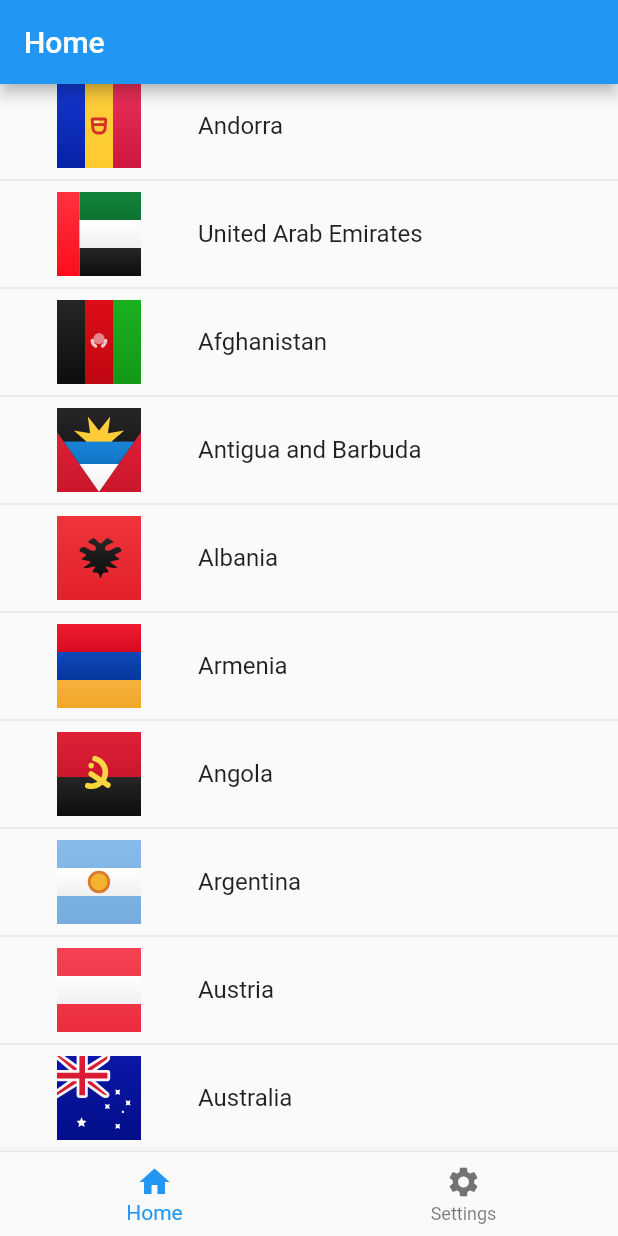
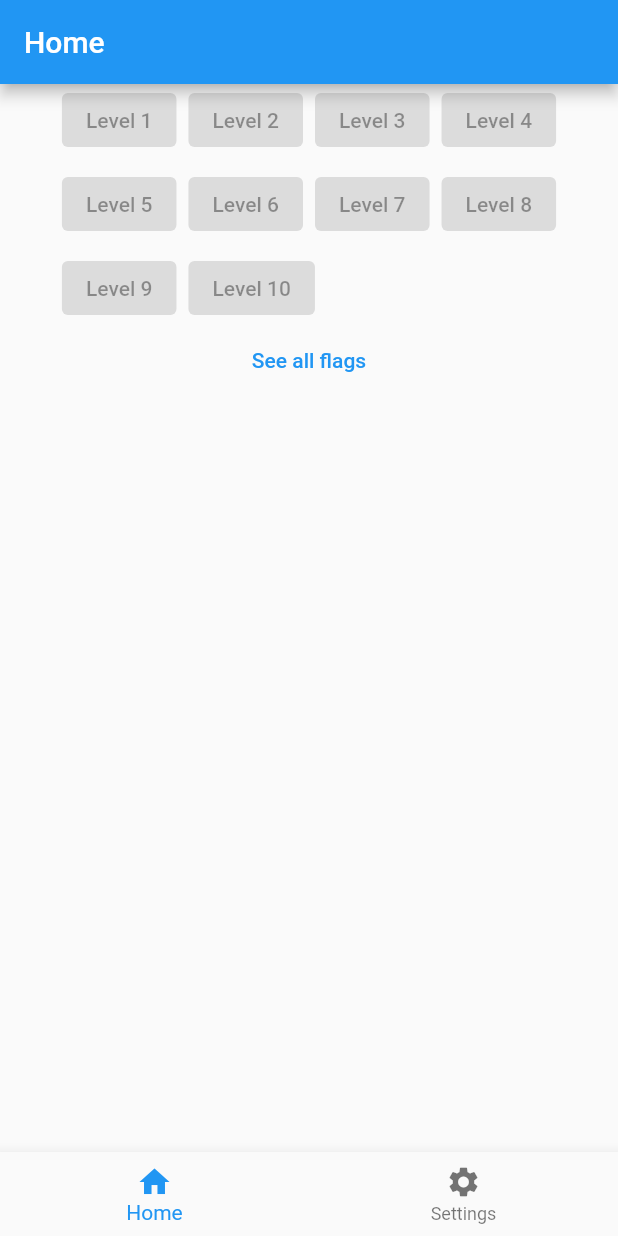
Before and after one commit to defuncart/bratacha, a Flutter app: the screen it shows after launch, on a phone screen of 412 x 824 dp. Run offline on Flutter 3.47's test engine with Material 2 defaults, Android fonts, the phone set to English and light mode, and no system bars; our stand-ins replace flutter_bloc, flutter_svg, hive; accounts and stored records are empty; statements that could not run were skipped.

Commit message:
Update HomeTab to display levels and learn button.

```diff
--- a/assets_dev/loca/loca.csv
+++ b/assets_dev/loca/loca.csv
@@ -1,6 +1,8 @@
 key;en;be;cy;ga
 test;Hello World!;Здароўствуй свет!;Helo Byd!;Dia duit domhan!
 homeTabLabelText;Home;Галоўная;;
+homeTabLevelButtonText;Level %level$d;;;
+homeTabLeanFlagsButtonText;See all flags;;;
 settingsTabLabelText;Settings;Налады;;
 settingsTabDarkModeLabel;Dark Mode;Цёмны рэжым;;
 settingsTabLanguageLabel;Language;Мова;;
--- a/lib/intl/localizations.dart
+++ b/lib/intl/localizations.dart
@@ -10,6 +10,19 @@ class AppLocalizations {
   static String get test => _getText('test');
 
   static String get homeTabLabelText => _getText('homeTabLabelText');
+
+  static String homeTabLevelButtonText({
+    @required int level,
+  }) {
+    String text = _getText('homeTabLevelButtonText');
+    if (level != null) {
+      text = text.replaceAll("%level\$d", level.toString());
+    }
+    return text;
+  }
+
+  static String get homeTabLeanFlagsButtonText =>
+      _getText('homeTabLeanFlagsButtonText');
 
   static String get settingsTabLabelText => _getText('settingsTabLabelText');
 
@@ -24,6 +37,8 @@ class AppLocalizations {
   static Map<String, String> _enValues = {
     'test': 'Hello World!',
     'homeTabLabelText': 'Home',
+    'homeTabLevelButtonText': 'Level %level\$d',
+    'homeTabLeanFlagsButtonText': 'See all flags',
     'settingsTabLabelText': 'Settings',
     'settingsTabDarkModeLabel': 'Dark Mode',
     'settingsTabLanguageLabel': 'Language',
@@ -32,6 +47,8 @@ class AppLocalizations {
   static Map<String, String> _beValues = {
     'test': 'Здароўствуй свет!',
     'homeTabLabelText': 'Галоўная',
+    'homeTabLevelButtonText': 'Level %level\$d',
+    'homeTabLeanFlagsButtonText': 'See all flags',
     'settingsTabLabelText': 'Налады',
     'settingsTabDarkModeLabel': 'Цёмны рэжым',
     'settingsTabLanguageLabel': 'Мова',
@@ -40,6 +57,8 @@ class AppLocalizations {
   static Map<String, String> _cyValues = {
     'test': 'Helo Byd!',
     'homeTabLabelText': 'Home',
+    'homeTabLevelButtonText': 'Level %level\$d',
+    'homeTabLeanFlagsButtonText': 'See all flags',
     'settingsTabLabelText': 'Settings',
     'settingsTabDarkModeLabel': 'Dark Mode',
     'settingsTabLanguageLabel': 'Language',
@@ -48,6 +67,8 @@ class AppLocalizations {
   static Map<String, String> _gaValues = {
     'test': 'Dia duit domhan!',
     'homeTabLabelText': 'Home',
+    'homeTabLevelButtonText': 'Level %level\$d',
+    'homeTabLeanFlagsButtonText': 'See all flags',
     'settingsTabLabelText': 'Settings',
     'settingsTabDarkModeLabel': 'Dark Mode',
     'settingsTabLanguageLabel': 'Language',
--- a/lib/widgets/home_screen/home_tab/home_tab.dart
+++ b/lib/widgets/home_screen/home_tab/home_tab.dart
@@ -1,30 +1,42 @@
-import 'package:bratacha/extensions/country_extensions.dart';
 import 'package:bratacha/intl/localizations.dart';
-import 'package:bratacha/modules/country_database/country_database.dart';
-import 'package:bratacha/widgets/common/flag.dart';
+import 'package:bratacha/managers/level_manager.dart';
+import 'package:bratacha/widgets/learn_screen/learn_screen.dart';
 import 'package:flutter/material.dart';
+import 'package:flutter_bloc/flutter_bloc.dart';
 
 class HomeTab extends StatelessWidget {
   const HomeTab({Key key}) : super(key: key);
 
   @override
   Widget build(BuildContext context) {
-    final countries = CountryService.countries;
+    final levelManager = context.repository<LevelManager>();
+
     return Scaffold(
       appBar: AppBar(
         title: Text(AppLocalizations.homeTabLabelText),
       ),
       body: SafeArea(
-        child: ListView.separated(
-          separatorBuilder: (_, __) => Divider(),
-          itemCount: countries.length,
-          itemBuilder: (_, index) => ListTile(
-            leading: Flag(
-              countries[index].key,
-              height: 100,
-              width: 100,
+        child: SingleChildScrollView(
+          child: Center(
+            child: Column(
+              children: [
+                Wrap(
+                  spacing: 8.0,
+                  runSpacing: 8.0,
+                  children: [
+                    for (var i = 0; i < levelManager.numberLevels; i++)
+                      ElevatedButton(
+                        onPressed: null,
+                        child: Text(AppLocalizations.homeTabLevelButtonText(level: i + 1)),
+                      ),
+                  ],
+                ),
+                TextButton(
+                  onPressed: () => Navigator.of(context).pushNamed(LearnScreen.routeName),
+                  child: Text(AppLocalizations.homeTabLeanFlagsButtonText),
+                ),
+              ],
             ),
-            title: Text(countries[index].localizedName),
           ),
         ),
       ),
```
